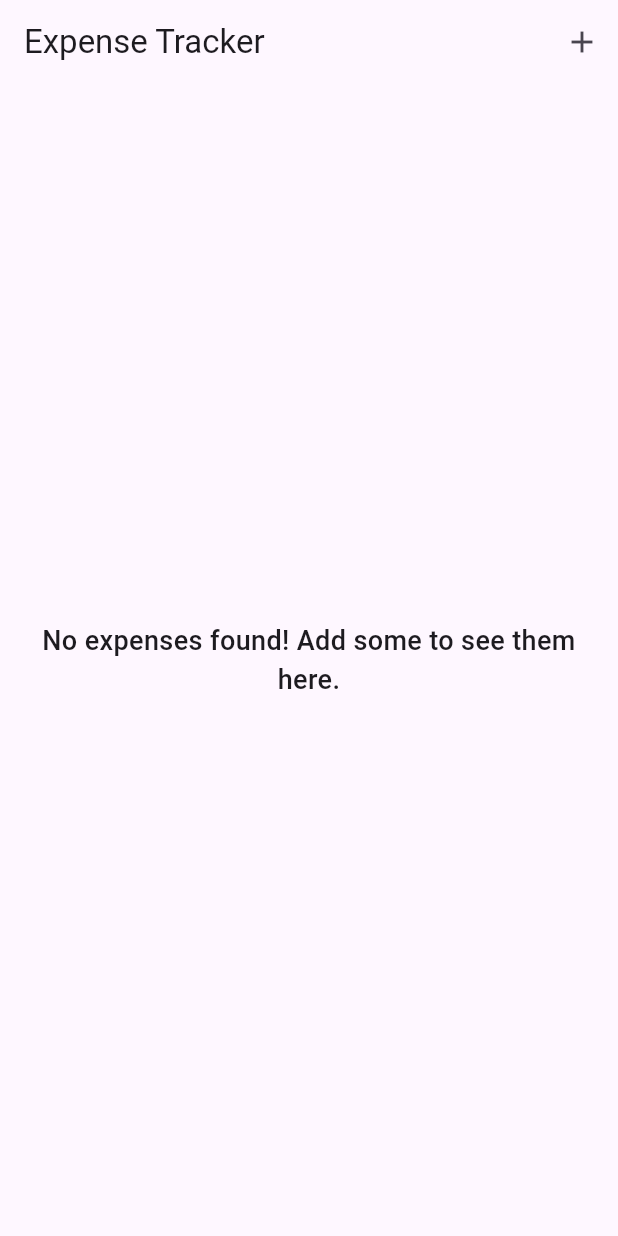
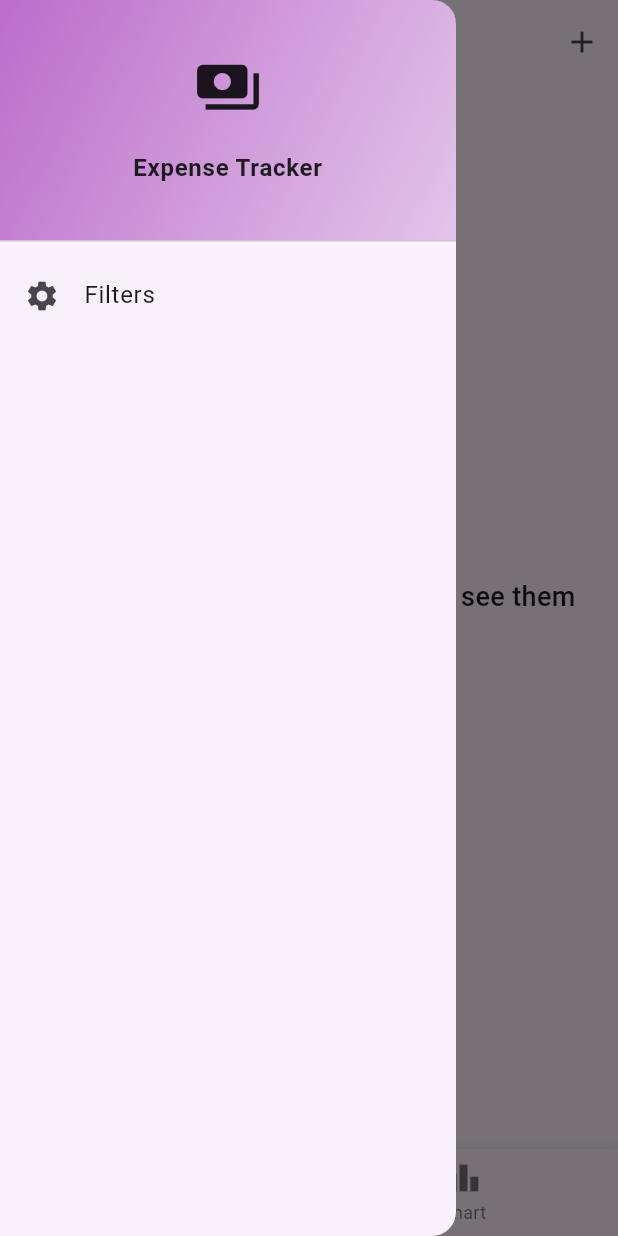
Before and after one commit to FatimaHammoud1/expense_tracker_app, a Flutter app: the screen it shows after launch, with the side drawer open (before the commit the screen has no drawer), on a phone screen of 412 x 824 dp. Run offline on Flutter 3.47's test engine with Material 3 defaults, Android fonts, the phone set to English and light mode, and no system bars; our stand-ins replace sqflite, sqflite_common_ffi; accounts and stored records are empty.

Commit message:
tabBar and sideDrawer

```diff
--- a/lib/expenses_app.dart
+++ b/lib/expenses_app.dart
@@ -13,24 +13,6 @@ class ExpensesApp extends StatefulWidget {
 }
 
 class _ExpensesAppState extends State<ExpensesApp> {
-  void _openAddExpenseOverlay() {
-    showModalBottomSheet(
-      isScrollControlled:
-          true, //We want to make sure that the TextField keyboard does not hide the inputs.
-      context: context,
-      builder: (ctx) =>
-          Padding(padding: EdgeInsets.all(16), child: NewExpense(_addExpense)),
-    );
-  }
-
-  void _addExpense(Expense expense) async {
-    setState(() {
-      widget.registeredExpensesList.add(expense);
-    });
-    // insert the new expense to the database
-    insertExpense(expense);
-  }
-
   void _deleteExpense(Expense expense) {
     int index = widget.registeredExpensesList.indexOf(expense);
     setState(() {
@@ -38,6 +20,7 @@ class _ExpensesAppState extends State<ExpensesApp> {
       // delete the expense from the database
       deleteExpense(expense);
     });
+
     ScaffoldMessenger.of(context).showSnackBar(
       SnackBar(
         content: Text("Expense Deleted"),
@@ -74,14 +57,6 @@ class _ExpensesAppState extends State<ExpensesApp> {
         onDeleteExpense: _deleteExpense,
       );
     }
-    return Scaffold(
-      body: Center(child: mainContent),
-      appBar: AppBar(
-        title: Text("Expense Tracker"),
-        actions: [
-          IconButton(onPressed: _openAddExpenseOverlay, icon: Icon(Icons.add)),
-        ],
-      ),
-    );
+    return Scaffold(body: Center(child: mainContent));
   }
 }
--- a/lib/main.dart
+++ b/lib/main.dart
@@ -1,4 +1,5 @@
 import 'package:expense_tracker/expenses_app.dart';
+import 'package:expense_tracker/screens/tabs.dart';
 import 'package:flutter/material.dart';
 import 'dart:io';
 import 'package:expense_tracker/db/expense_storage.dart';
@@ -27,8 +28,6 @@ class MainApp extends StatelessWidget {
 
   @override
   Widget build(BuildContext context) {
-    return MaterialApp(
-      home: ExpensesApp(registeredExpensesList: registeredExpensesList),
-    );
+    return MaterialApp(home: TabsScreen(expensesList: registeredExpensesList));
   }
 }
--- /dev/null
+++ b/lib/screens/tabs.dart
@@ -0,0 +1,102 @@
+import 'package:expense_tracker/db/expense_storage.dart';
+import 'package:expense_tracker/expenses_app.dart';
+import 'package:expense_tracker/models/expense.dart';
+import 'package:expense_tracker/screens/chart.dart';
+import 'package:expense_tracker/widgets/main_drawer.dart';
+import 'package:expense_tracker/widgets/new_expense.dart';
+import 'package:flutter/material.dart';
+
+class TabsScreen extends StatefulWidget {
+  const TabsScreen({super.key, required this.expensesList});
+
+  final List<Expense> expensesList;
+
+  @override
+  State<TabsScreen> createState() => _TabsScreenState();
+}
+
+class _TabsScreenState extends State<TabsScreen> {
+  int _selectedIndex = 0;
+
+  void _selectPage(int index) {
+    setState(() {
+      _selectedIndex = index;
+    });
+  }
+
+  void _openAddExpenseOverlay() {
+    showModalBottomSheet(
+      isScrollControlled: true,
+      context: context,
+      builder: (ctx) => NewExpense(_addNewExpense),
+    );
+  }
+
+  void _addNewExpense(Expense expense) async {
+    setState(() {
+      // now, when you want to use registeredExpensesList in the State class, you use the widget varaible
+      widget.expensesList.add(expense);
+    });
+    // insert the new expense to the database
+    insertExpense(expense);
+  }
+
+  @override
+  Widget build(BuildContext context) {
+    Widget activePage = ExpensesApp(
+      registeredExpensesList: widget.expensesList,
+    );
+    var activeAppBar = AppBar(
+      title: Text('Expenses List'),
+      actions: [
+        IconButton(onPressed: _openAddExpenseOverlay, icon: Icon(Icons.add)),
+      ],
+    );
+    if (_selectedIndex == 1) {
+      activePage = ChartScreen();
+      activeAppBar = AppBar(title: Text('Expenses Chart'));
+    }
+    return Scaffold(
+      appBar: activeAppBar,
+      body: activePage,
+      drawer: MainDrawer(),
+      bottomNavigationBar: BottomNavigationBar(
+        items: [
+          BottomNavigationBarItem(
+            icon: Icon(Icons.payments),
+            label: 'Expenses',
+          ),
+          BottomNavigationBarItem(
+            icon: Icon(Icons.leaderboard),
+            label: 'Chart',
+          ),
+        ],
+        onTap: _selectPage,
+        currentIndex: _selectedIndex,
+      ),
+    );
+  }
+}
+
+
+// In the Scaffold widget add the bottomNavigationBar.
+
+// To save the currently selected page, you
+// create an index variable. An if statement is then used in the build method to change the active
+// page based on the selected index.
+
+// • bottomNavigationBar: BottomNavigationBar(), a parameter set in the Scaffold Widget
+// o onTap: a function executed when the user selects a tab. It receives the index of
+// the tab. This method will call the setState method that changes the index of the
+// displayed page.
+// o items of type List<BottomNavigationBarItem>: the list of tabs. Every tab item
+// needs an icon, and you can set a label.
+
+
+// o currentIndex: set to the selected page index. This controls which tab will be
+// highlighted.
+// o By changing the page index, the AppBar and body of the Scaffold can be set
+// dynamically.
+
+// This same class, should be Stateful, and if it displays a list of data in one of its pages, it should
+// contain all the methods that change this list of data.
--- /dev/null
+++ b/lib/widgets/main_drawer.dart
@@ -0,0 +1,58 @@
+import 'package:expense_tracker/screens/filters_screen.dart';
+import 'package:flutter/material.dart';
+
+class MainDrawer extends StatelessWidget {
+  const MainDrawer({super.key});
+  @override
+  Widget build(BuildContext context) {
+    return Drawer(
+      child: Column(
+        children: [
+          //DrawerHeader: used in a Column widget inside the child of a Drawer. It is optimized to be used in a Drawer to set its header. It is possible to add decoration to set a background colour for the header.
+          DrawerHeader(
+            padding: EdgeInsets.all(0),
+            decoration: BoxDecoration(
+              gradient: LinearGradient(
+                colors: [
+                  const Color.fromARGB(167, 155, 39, 176),
+                  const Color.fromARGB(57, 155, 39, 176),
+                ],
+                begin: Alignment.topLeft,
+                end: Alignment.bottomRight,
+              ),
+            ),
+            child: Column(
+              crossAxisAlignment: CrossAxisAlignment.stretch,
+              mainAxisAlignment: MainAxisAlignment.center,
+              children: [
+                Icon(Icons.payments, size: 45),
+                SizedBox(height: 20),
+                Text(
+                  'Expense Tracker',
+                  textAlign: TextAlign.center,
+                  style: TextStyle(fontWeight: FontWeight.w600),
+                ),
+              ],
+            ),
+          ),
+          //ListTile to list the Drawer actions.
+          //ListTile can be used in any list not onlyDrawers.
+          //▪ title: to set the text of the tile
+          //▪ leading: to set a widget to be positioned before the title. Usually used for an icon.
+          //▪ onTap: to set the action of this tile. Usually used to navigate to a new screen.
+          ListTile(
+            leading: Icon(Icons.settings),
+            title: Text('Filters'),
+            onTap: () {
+              Navigator.pop(context);
+              Navigator.push(
+                context,
+                MaterialPageRoute(builder: (ctx) => FiltersScreen()),
+              );
+            },
+          ),
+        ],
+      ),
+    );
+  }
+}
```
Also changed, not shown: lib/screens/chart.dart (added, +10 -0 lines), lib/screens/expense_details.dart (added, +18 -0 lines), lib/screens/filters_screen.dart (added, +92 -0 lines), lib/widgets/expenses_item.dart (+55 -6 lines).
